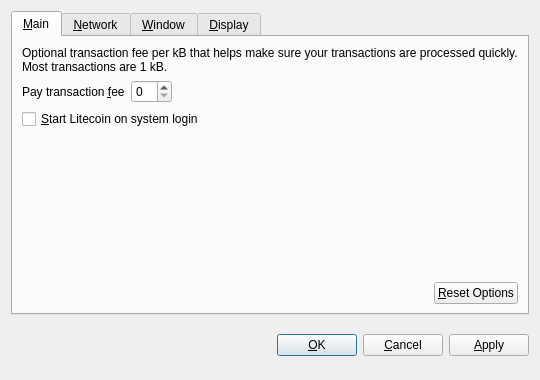
The window that src/qt/forms/optionsdialog.ui (universecoin/source) describes before a commit, drawn with Qt 5.
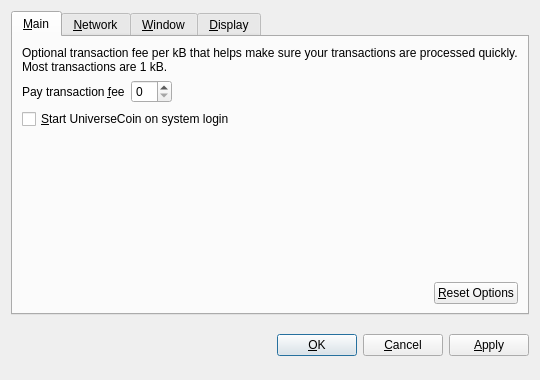
The same window after the commit. Custom widgets are drawn as their Qt base class.

```diff
--- a/src/qt/forms/optionsdialog.ui
+++ b/src/qt/forms/optionsdialog.ui
@@ -82,7 +82,7 @@
           <string>Automatically start Litecoin after logging in to the system.</string>
          </property>
          <property name="text">
-          <string>&amp;Start Litecoin on system login</string>
+          <string>&amp;Start UniverseCoin on system login</string>
          </property>
         </widget>
        </item>
```
Left out of the diff: 10 changed lines with no effect on the pictures.
